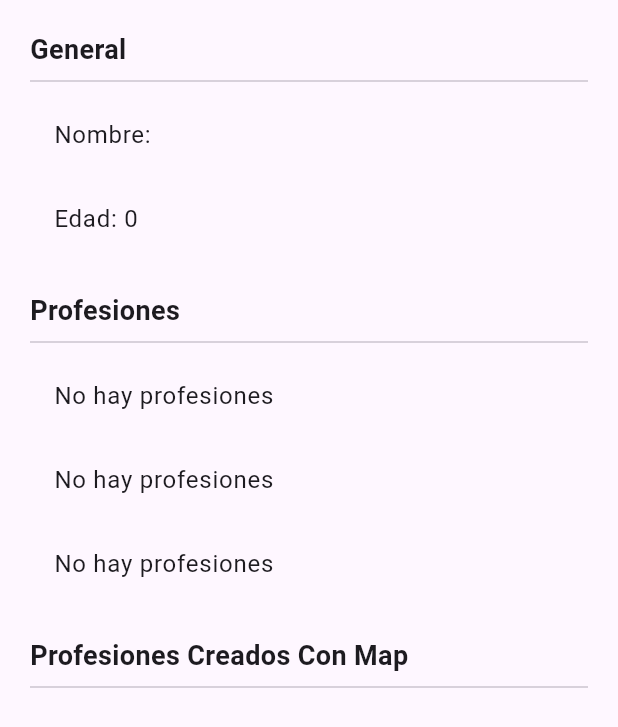
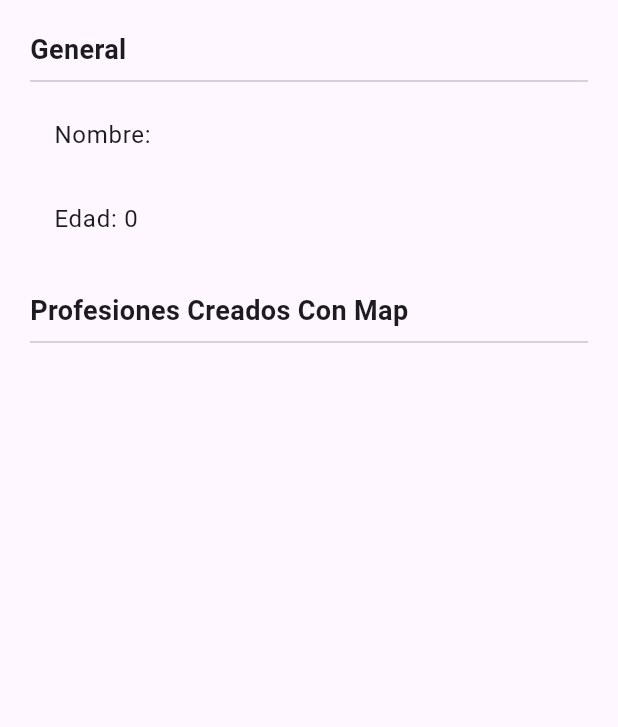
Before and after one commit to juanfranciscocis/Flutter_State_Manager, a Flutter app: the InformacionUsuario widget shown alone on an empty page, opened directly with empty values, on a phone screen of 412 x 824 dp. Shown: the top 727 px of the screen. Run offline on Flutter 3.47's test engine with Material 2 defaults, Android fonts, the light colour scheme and no system bars; our stand-ins replace bloc, flutter_bloc; missing offline and left inert: dart:ffi.

Commit message:
COMO UNA BUENA PRACTICA DE PROGRAMACION, NUESTROS MODELOS DEBEN TENER PROPIEDADES DE TIPO FINAL
1. MODIFICAMOS LOS MODELOS PARA QUE SUS PROPIEDADES SEAN DE TIPO: final tipoDeDato? nombrePropiedad (OJO USAR "?")

2. CREAMOS UN METODO MUY USADO QUE SE VA A LLAMAR copyWith, ESTE METODO DEBE RETORNAR UN NUEVO OBJETO CON LAS PROPIEDADES QUE VAMOS A CAMBIAR, VER: usuario.dart

3. EL CUBIT AHORA ES CAPAZ DE MODIFICAR Y CREAR UN NUEVO OBJETO CON LAS PROPIEDADES QUE HEMOS CAMBIADO

```diff
--- a/singleton_state_manager/lib/bloc/usuario/usuario_cubit.dart
+++ b/singleton_state_manager/lib/bloc/usuario/usuario_cubit.dart
@@ -19,9 +19,20 @@ class UsuarioCubit extends Cubit<UsuarioState> {
 
   void cambiarEdad(int edad) {
     final currentState = state; //ESTADO ACTUAL
+
+    //NROMALMENTE LO MEJOR QUE TENEMOS QUE HACER ES REGRESAR UN NUEVO USAURIO CON EL CAMBIO, SI EL MODELO TIENE PROPIEDADES FINAL!!!
+    // PERO ESTO TAMBIEN FUNCIONA, SI LAS PROPIEDADES NO SON FINAL
+    /*
     if(currentState is UsuarioActivo){
       currentState.usuario.edad = edad;
       emit(UsuarioActivo(currentState.usuario));
+    }
+     */
+
+    //PARA ESTO PUEDO MODIFICAR MI MODELO, USANDO COPYWITH
+    if(currentState is UsuarioActivo){
+      final usuarioActualizado = currentState.usuario.copyWith(edad: edad);
+      emit(UsuarioActivo(usuarioActualizado));
     }
   }
 
--- a/singleton_state_manager/lib/models/usuario.dart
+++ b/singleton_state_manager/lib/models/usuario.dart
@@ -1,12 +1,19 @@
 class Usuario {
 
-  String nombre;
+  String? nombre;
   int? edad;
-  List<String> profesiones = [];
+  List<String>? profesiones =[];
 
   Usuario({
-    required this.nombre,
+    this.nombre,
     this.edad,
+    this.profesiones,
+  });
 
-  });
+  Usuario copyWith ({String? nombre, int? edad, List<String>? profesiones}) => Usuario(
+    nombre: nombre ?? this.nombre,
+    edad: edad ?? this.edad,
+    profesiones: profesiones ?? this.profesiones,
+  );
+
 }
--- a/singleton_state_manager/lib/pages/page1.dart
+++ b/singleton_state_manager/lib/pages/page1.dart
@@ -61,29 +61,10 @@ class InformacionUsuario extends StatelessWidget {
             title: Text('Edad: ${usuario.edad}' ),
           ),
           const SizedBox(height: 20),
-
-          Text('Profesiones',style: TextStyle(fontSize: 18, fontWeight: FontWeight.bold),),
-          Divider(),
-          ListTile(
-            title: Text(usuario.profesiones.length > 0 ? usuario.profesiones[0] : 'No hay profesiones'),
-          ),
-          ListTile(
-            title: Text(usuario.profesiones.length > 1 ? usuario.profesiones[1] : 'No hay profesiones'),
-          ),
-          ListTile(
-            title: Text(usuario.profesiones.length > 2 ? usuario.profesiones[2] : 'No hay profesiones'),
-          ),
-
-          const SizedBox(height: 20),
-
           Text('Profesiones Creados Con Map',style: TextStyle(fontSize: 18, fontWeight: FontWeight.bold),),
           Divider(),
           //OTRA FORMA DE CREAR LOS LISTTILE, PARA QUE SEAN DINAMICOS!!!
-          ...usuario.profesiones.map(
-            (profesion) => ListTile(
-              title: Text(profesion),
-            )
-          ).toList(),
+          ...?usuario.profesiones?.map((profesion) => ListTile(title: Text(profesion))).toList(),
         ],
       ),
 
```
